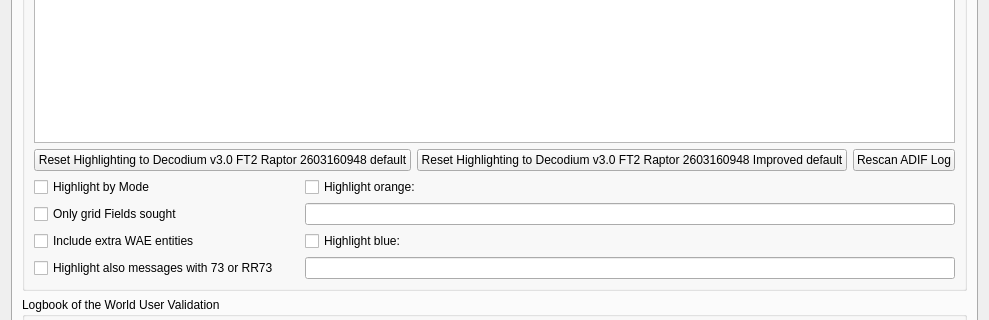
The window that Configuration.ui (iu8lmc/Decodium-3.0-Codename-Raptor) describes before a commit, drawn with Qt 5; both pictures show x 0 to 989 and y 124 to 444 of the 989 by 716 pixel window.
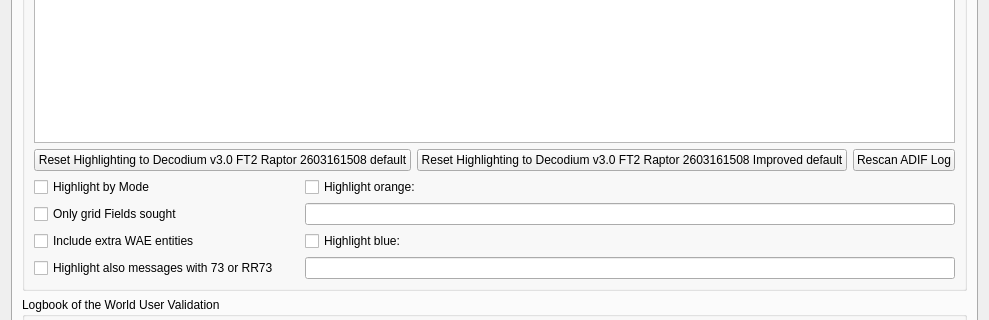
The same window after the commit. The open tabs and pages were chosen to show the change. Custom widgets are drawn as their Qt base class.

```diff
--- a/Configuration.ui
+++ b/Configuration.ui
@@ -2828,14 +2828,14 @@
                <string>&lt;html&gt;&lt;head/&gt;&lt;body&gt;&lt;p&gt;Push to reset all highlight items above to default values and priorities.&lt;/p&gt;&lt;/body&gt;&lt;/html&gt;</string>
               </property>
               <property name="text">
-               <string>Reset Highlighting to Decodium v3.0 FT2 Raptor 2603160948 default</string>
+               <string>Reset Highlighting to Decodium v3.0 FT2 Raptor 2603161508 default</string>
               </property>
              </widget>
             </item>
             <item>
              <widget class="QPushButton" name="reset_highlighting_to_defaults2_push_button">
               <property name="text">
-               <string>Reset Highlighting to Decodium v3.0 FT2 Raptor 2603160948 Improved default</string>
+               <string>Reset Highlighting to Decodium v3.0 FT2 Raptor 2603161508 Improved default</string>
               </property>
              </widget>
             </item>
```
Left out of the diff: 12 changed lines with no effect on the pictures.
